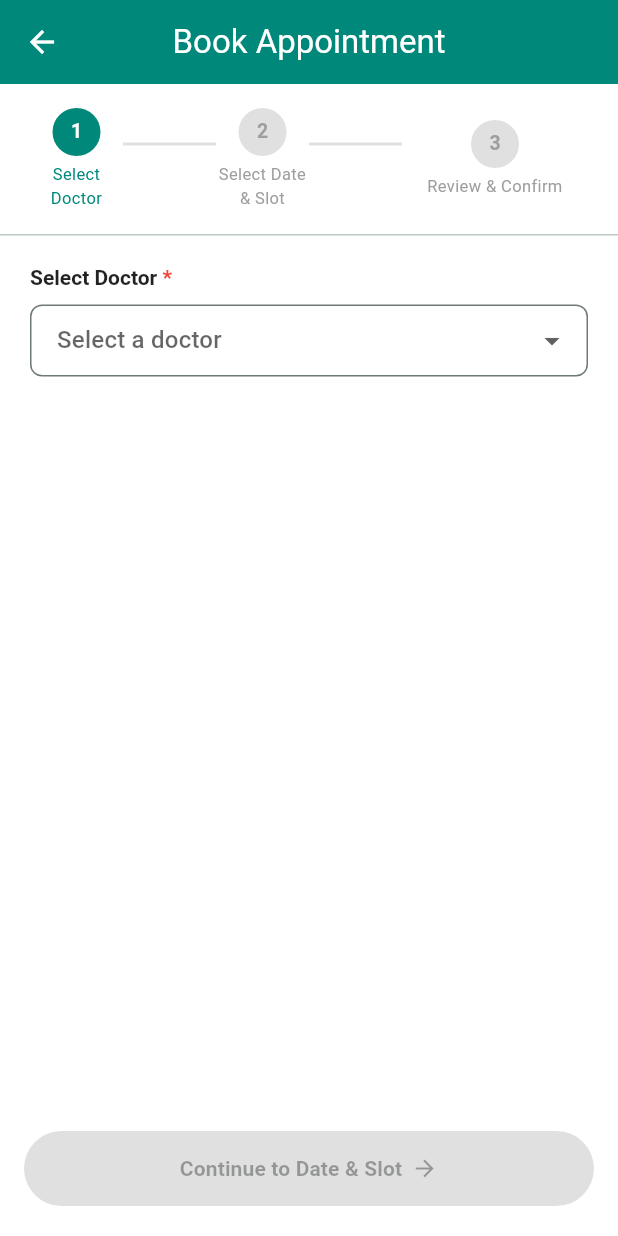
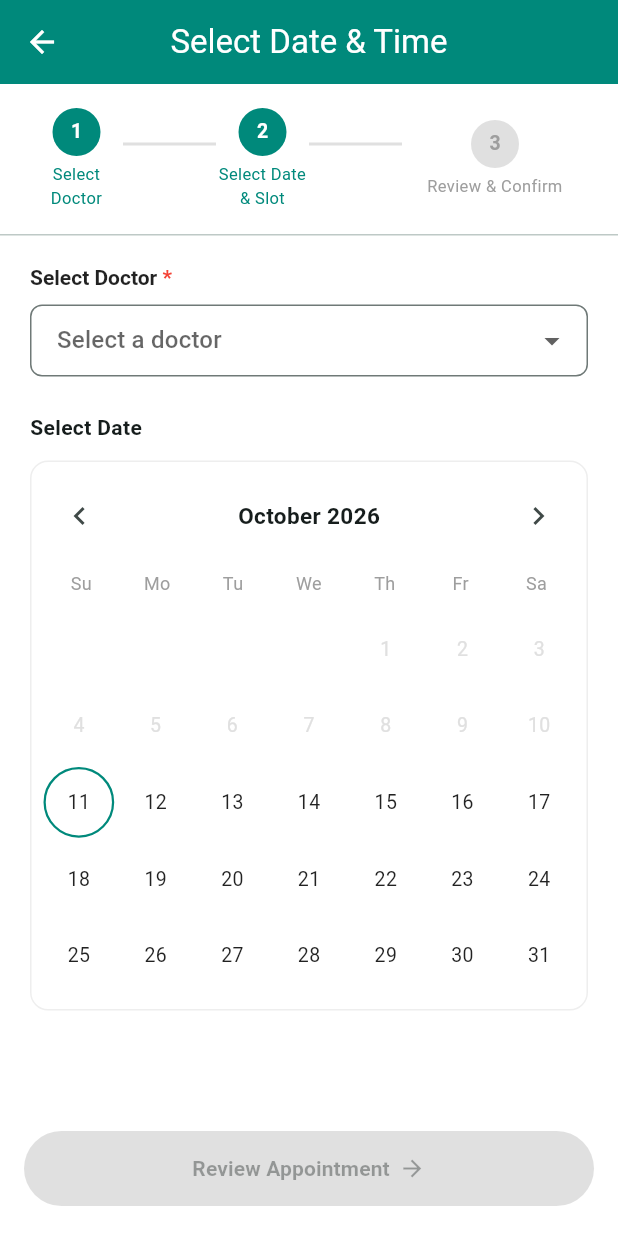
Before and after one commit to Tenu234/IT3060-HCI-Mobile-APP--WD40, a Flutter app: the BookingWizardScreen screen opened directly with empty values, on a phone screen of 412 x 824 dp. Run offline on Flutter 3.47's test engine with Material 3 defaults, Android fonts, the phone set to English and light mode, and no system bars.

Commit message:
feat: combine doctor selection and date/slot into single screen (step 1)

```diff
--- a/app/frontend/opd_queue_app/lib/patient/screens/booking_wizard_screen.dart
+++ b/app/frontend/opd_queue_app/lib/patient/screens/booking_wizard_screen.dart
@@ -21,13 +21,11 @@ class BookingWizardScreen extends StatefulWidget {
 }
 
 class _BookingWizardScreenState extends State<BookingWizardScreen> {
-  int _step = 0; // 0: Select Doctor, 1: Date & Slot, 2: Review
+  int _step = 0; // 0: Doctor + Date + Slot, 1: Review
   bool _isLoading = false;
 
-  // Step 1
+  // Selections
   String? _selectedDoctor;
-
-  // Step 2
   DateTime _focusedMonth = DateTime.now();
   DateTime? _selectedDate;
   String? _selectedSlot;
@@ -45,11 +43,10 @@ class _BookingWizardScreenState extends State<BookingWizardScreen> {
   // Simulate full slots
   final List<String> _fullSlots = ['11:30 AM'];
 
-  final List<String> _steps = ['Select Doctor', 'Select Date & Slot', 'Review & Confirm'];
+  final List<String> _steps = ['Select Date & Time', 'Review & Confirm'];
 
   bool get _canProceed {
-    if (_step == 0) return _selectedDoctor != null;
-    if (_step == 1) return _selectedDate != null && _selectedSlot != null;
+    if (_step == 0) return _selectedDoctor != null && _selectedDate != null && _selectedSlot != null;
     return true;
   }
 
@@ -96,12 +93,15 @@ class _BookingWizardScreenState extends State<BookingWizardScreen> {
 
   // ─── Step indicator ────────────────────────────────────────────────────────
   Widget _stepIndicator() {
+    // Always show 3 visual steps: Doctor(done when step>0), Date(done when step>0), Review(active when step==1)
+    final visualSteps = ['Select Doctor', 'Select Date & Slot', 'Review & Confirm'];
     return Padding(
       padding: const EdgeInsets.symmetric(horizontal: 20, vertical: 16),
       child: Row(
-        children: List.generate(_steps.length, (i) {
-          final active = i == _step;
-          final done = i < _step;
+        children: List.generate(visualSteps.length, (i) {
+          final done = (_step == 0 && i == 0) ? false : i < (_step == 0 ? 0 : 2);
+          final active = (_step == 0 && i < 2) || (_step == 1 && i == 2);
+          final isDone = _step == 1 && i < 2;
           return Expanded(
             child: Row(
               children: [
@@ -110,34 +110,38 @@ class _BookingWizardScreenState extends State<BookingWizardScreen> {
                     children: [
                       CircleAvatar(
                         radius: 16,
-                        backgroundColor: done || active
+                        backgroundColor: isDone || (_step == 0 && i == 0)
                             ? const Color(0xFF00897B)
-                            : Colors.grey.shade300,
-                        child: done
+                            : active
+                                ? const Color(0xFF00897B)
+                                : Colors.grey.shade300,
+                        child: isDone
                             ? const Icon(Icons.check, color: Colors.white, size: 16)
                             : Text('${i + 1}',
                                 style: TextStyle(
-                                    color: active ? Colors.white : Colors.grey,
+                                    color: active || (_step == 0 && i == 0)
+                                        ? Colors.white
+                                        : Colors.grey,
                                     fontWeight: FontWeight.bold,
                                     fontSize: 13)),
                       ),
                       const SizedBox(height: 4),
-                      Text(_steps[i],
+                      Text(visualSteps[i],
                           textAlign: TextAlign.center,
                           style: TextStyle(
                               fontSize: 11,
-                              color: active
+                              color: active || isDone || (_step == 0 && i == 0)
                                   ? const Color(0xFF00897B)
                                   : Colors.grey)),
                     ],
                   ),
                 ),
-                if (i < _steps.length - 1)
+                if (i < visualSteps.length - 1)
                   Expanded(
                     child: Container(
                       height: 2,
                       margin: const EdgeInsets.only(bottom: 20),
-                      color: i < _step
+                      color: isDone
                           ? const Color(0xFF00897B)
                           : Colors.grey.shade300,
                     ),
@@ -150,13 +154,14 @@ class _BookingWizardScreenState extends State<BookingWizardScreen> {
     );
   }
 
-  // ─── Step 1: Select Doctor ─────────────────────────────────────────────────
+  // ─── Step 1: Doctor + Date + Slot (combined) ──────────────────────────────
   Widget _buildStep1() {
-    return Padding(
+    return SingleChildScrollView(
       padding: const EdgeInsets.all(20),
       child: Column(
         crossAxisAlignment: CrossAxisAlignment.start,
         children: [
+          // Doctor dropdown
           RichText(
             text: const TextSpan(
               style: TextStyle(fontWeight: FontWeight.w600, fontSize: 14, color: Colors.black87),
@@ -180,23 +185,16 @@ class _BookingWizardScreenState extends State<BookingWizardScreen> {
             )).toList(),
             onChanged: (v) => setState(() => _selectedDoctor = v),
           ),
-        ],
-      ),
-    );
-  }
+          const SizedBox(height: 24),
 
-  // ─── Step 2: Calendar + Slots ──────────────────────────────────────────────
-  Widget _buildStep2() {
-    return SingleChildScrollView(
-      padding: const EdgeInsets.all(20),
-      child: Column(
-        crossAxisAlignment: CrossAxisAlignment.start,
-        children: [
+          // Calendar
           const Text('Select Date',
               style: TextStyle(fontWeight: FontWeight.w600, fontSize: 14)),
           const SizedBox(height: 12),
           _buildCalendar(),
           const SizedBox(height: 20),
+
+          // Slots
           if (_selectedDate != null) ...[
             Text('Available Slots ($_formattedDate)',
                 style: const TextStyle(fontWeight: FontWeight.w600, fontSize: 14)),
@@ -424,7 +422,7 @@ class _BookingWizardScreenState extends State<BookingWizardScreen> {
         backgroundColor: const Color(0xFF00897B),
         foregroundColor: Colors.white,
         elevation: 0,
-        title: Text(_step == 1 ? 'Select Date & Time' : 'Book Appointment'),
+        title: Text(_step == 0 ? 'Select Date & Time' : 'Book Appointment'),
         centerTitle: true,
       ),
       body: Column(
@@ -434,9 +432,7 @@ class _BookingWizardScreenState extends State<BookingWizardScreen> {
           Expanded(
             child: _step == 0
                 ? _buildStep1()
-                : _step == 1
-                    ? _buildStep2()
-                    : _buildStep3(),
+                : _buildStep3(),
           ),
 
           // Bottom buttons
@@ -461,7 +457,7 @@ class _BookingWizardScreenState extends State<BookingWizardScreen> {
                   child: ElevatedButton(
                     onPressed: _canProceed
                         ? () {
-                            if (_step < 2) {
+                            if (_step < 1) {
                               setState(() => _step++);
                             } else {
                               _confirm();
@@ -486,10 +482,8 @@ class _BookingWizardScreenState extends State<BookingWizardScreen> {
                             children: [
                               Text(
                                 _step == 0
-                                    ? 'Continue to Date & Slot'
-                                    : _step == 1
-                                        ? 'Review Appointment'
-                                        : 'Confirm & Book Appointment',
+                                    ? 'Review Appointment'
+                                    : 'Confirm & Book Appointment',
                                 style: const TextStyle(fontWeight: FontWeight.w600),
                               ),
                               const SizedBox(width: 6),
```
